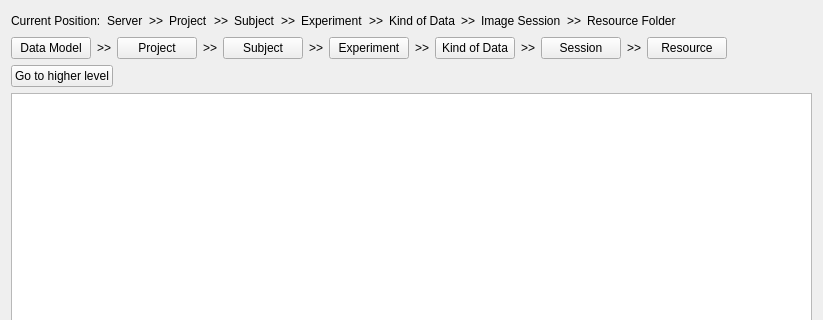
Qt form Plugins/org.mitk.gui.qt.xnatinterface/src/internal/QmitkXnatEditorControls.ui (MITK/MITK) before a commit; both pictures show x 0 to 823 and y 0 to 320 of the 823 by 706 pixel window.
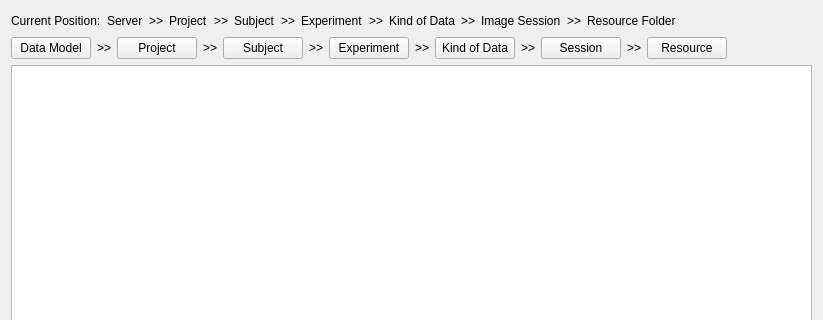
The same form after that commit. Icons and pictures are not drawn.

Commit message: Added a preference page for xnat connection. Deleted some comments. Deleted the CheckUserInput methode.

What changed in the file:
```diff
--- a/Plugins/org.mitk.gui.qt.xnatinterface/src/internal/QmitkXnatEditorControls.ui
+++ b/Plugins/org.mitk.gui.qt.xnatinterface/src/internal/QmitkXnatEditorControls.ui
@@ -422,36 +422,6 @@
      </item>
     </layout>
    </item>
-   <item>
-    <layout class="QHBoxLayout" name="horizontalLayout_3">
-     <item>
-      <widget class="QPushButton" name="buttonHigherLevel">
-       <property name="sizePolicy">
-        <sizepolicy hsizetype="Minimum" vsizetype="Fixed">
-         <horstretch>0</horstretch>
-         <verstretch>0</verstretch>
-        </sizepolicy>
-       </property>
-       <property name="text">
-        <string>Go to higher level</string>
-       </property>
-      </widget>
-     </item>
-     <item>
-      <spacer name="horizontalSpacer">
-       <property name="orientation">
-        <enum>Qt::Horizontal</enum>
-       </property>
-       <property name="sizeHint" stdset="0">
-        <size>
-         <width>40</width>
-         <height>20</height>
-        </size>
-       </property>
-      </spacer>
-     </item>
-    </layout>
-   </item>
    <item>
     <widget class="QTreeView" name="treeView"/>
    </item>
```
The commit also changes 9 other files.
